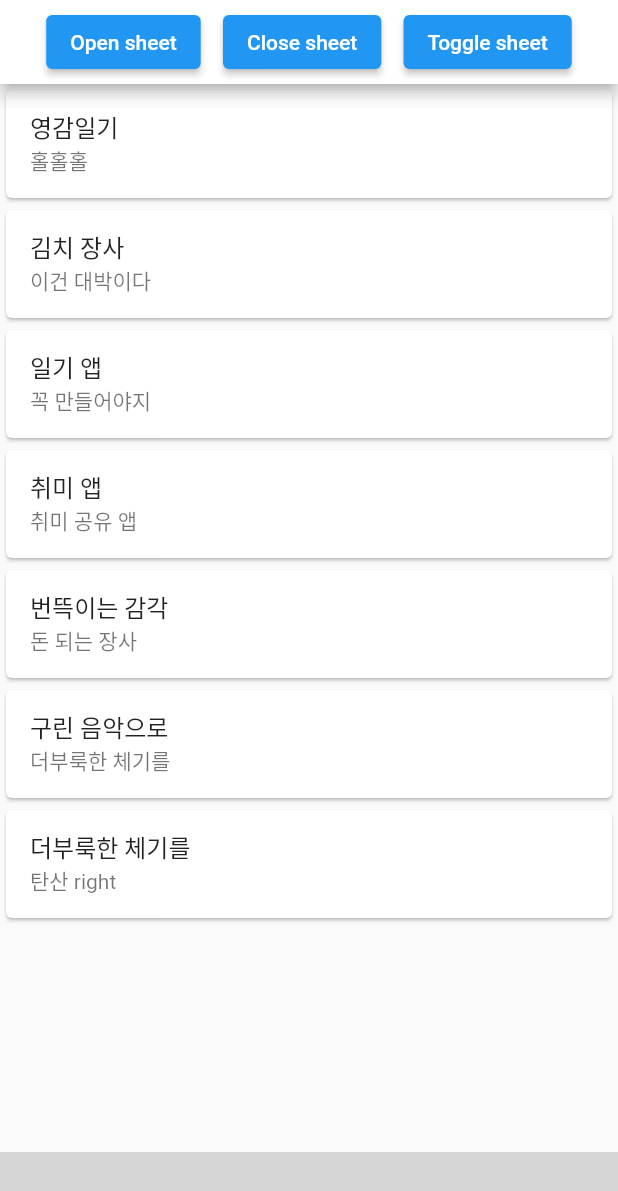
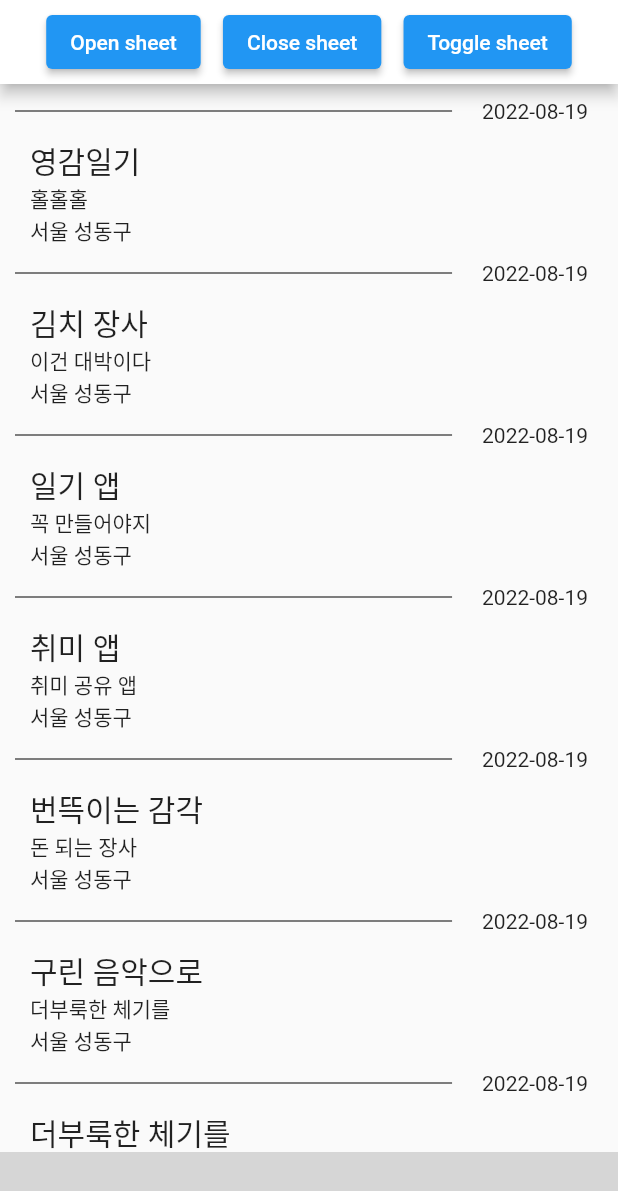
Before and after one commit to RootPark/InsNote, a Flutter app: the screen it shows after launch, on a phone screen of 412 x 824 dp. Shown: the top 1191 px of the screen. Run offline on Flutter 3.47's test engine with Material 2 defaults, Android fonts, the phone set to English and light mode, and no system bars; missing offline and left inert: bottom_bar_with_sheet; statements that could not run were skipped; grey boxes are pictures that could not be loaded.

Commit message:
feed_page draft

```diff
--- a/ins_note/lib/feed.dart
+++ b/ins_note/lib/feed.dart
@@ -3,7 +3,7 @@ class Feed {
   final String title;
   final String content;
   final String location;
-  // final String icon_location = "/image/location.png";
+  final String date;
 
-  Feed(this.title, this.content, this.location);
+  Feed(this.title, this.content, this.location, this.date);
 }
--- a/ins_note/lib/feed_page.dart
+++ b/ins_note/lib/feed_page.dart
@@ -31,17 +31,27 @@ class _FeedPageState extends State<FeedPage> {
   ];
 
   static List<String> feedLocation = [
-    'images/location.png',
-    'images/location.png',
-    'images/location.png',
-    'images/location.png',
-    'images/location.png',
-    'images/location.png',
-    'images/location.png',
+    '서울 성동구',
+    '서울 성동구',
+    '서울 성동구',
+    '서울 성동구',
+    '서울 성동구',
+    '서울 성동구',
+    '서울 성동구',
+  ];
+
+  static List<String> feedDate = [
+    '2022-08-19',
+    '2022-08-19',
+    '2022-08-19',
+    '2022-08-19',
+    '2022-08-19',
+    '2022-08-19',
+    '2022-08-19'
   ];
 
   final List<Feed> feedData = List.generate(feedLocation.length, (index) =>
-    Feed(feedTitle[index], feedContent[index], feedLocation[index]));
+    Feed(feedTitle[index], feedContent[index], feedLocation[index], feedDate[index]));
 
   @override
   Widget build(BuildContext context) {
@@ -49,20 +59,40 @@ class _FeedPageState extends State<FeedPage> {
       body: ListView.builder(
         itemCount: feedData.length,
         itemBuilder: (context, index) {
-          return Card(
-            child: ListTile(
-              title: Text(
-                feedData[index].title
-              ),
-              subtitle: Text(
-                feedData[index].content
-              ),
-              // leading: SizedBox(
-              //   height: 50,
-              //   width: 50,
-              //   child: Image.asset(feedData[index].location)
-              // ),
-            ),
+          return Column(
+            children: <Widget>[
+              Row(children: <Widget>[
+                Expanded(
+                  child: Container(
+                    margin: EdgeInsets.only(left: 10.0, right: 20.0),
+                    child: Divider(
+                      color: Colors.black,
+                      height: 36,
+                    )
+                  ),
+                ),
+                Padding(
+                  padding: EdgeInsets.only(right: 20),
+                  child: Text(feedData[index].date)
+                ),
+              ]),
+              Row (children: <Widget>[
+                Container(
+                  margin: EdgeInsets.only(left: 20),
+                  child: Column(
+                    crossAxisAlignment: CrossAxisAlignment.start,
+                    children: <Widget>[
+                      Text(
+                        feedData[index].title,
+                        style: TextStyle(fontSize: 20)
+                      ),
+                      Text(feedData[index].content),
+                      Text(feedData[index].location),
+                    ],
+                  )
+                )
+              ],),
+            ],
           );
         }
       )
```
